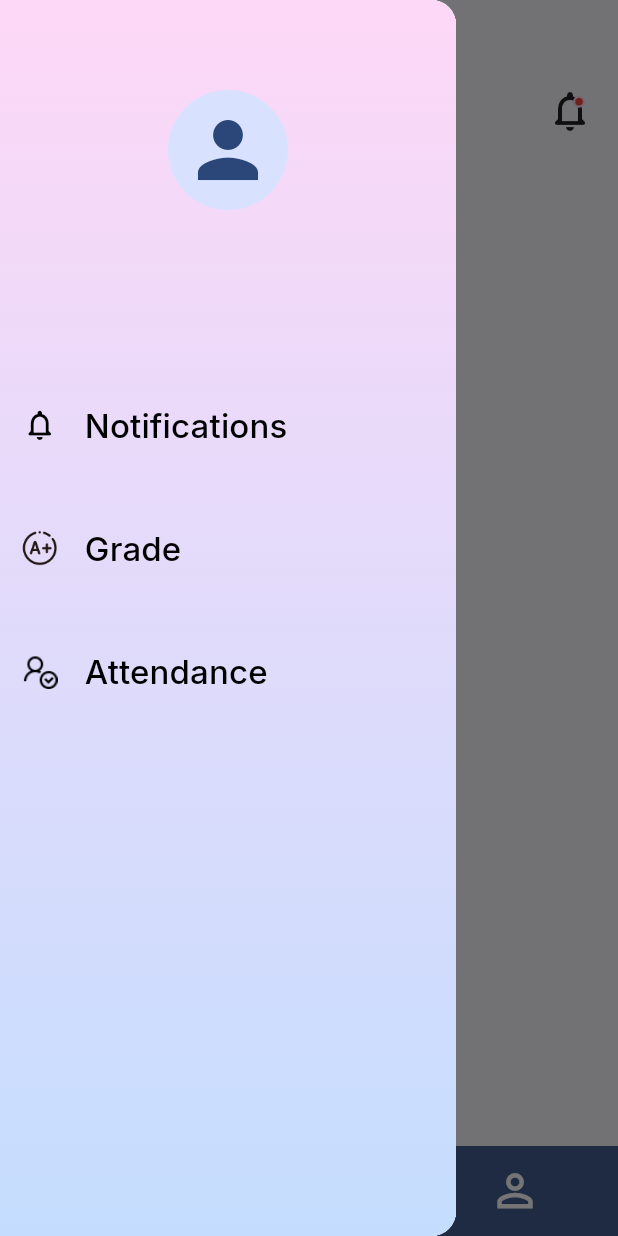
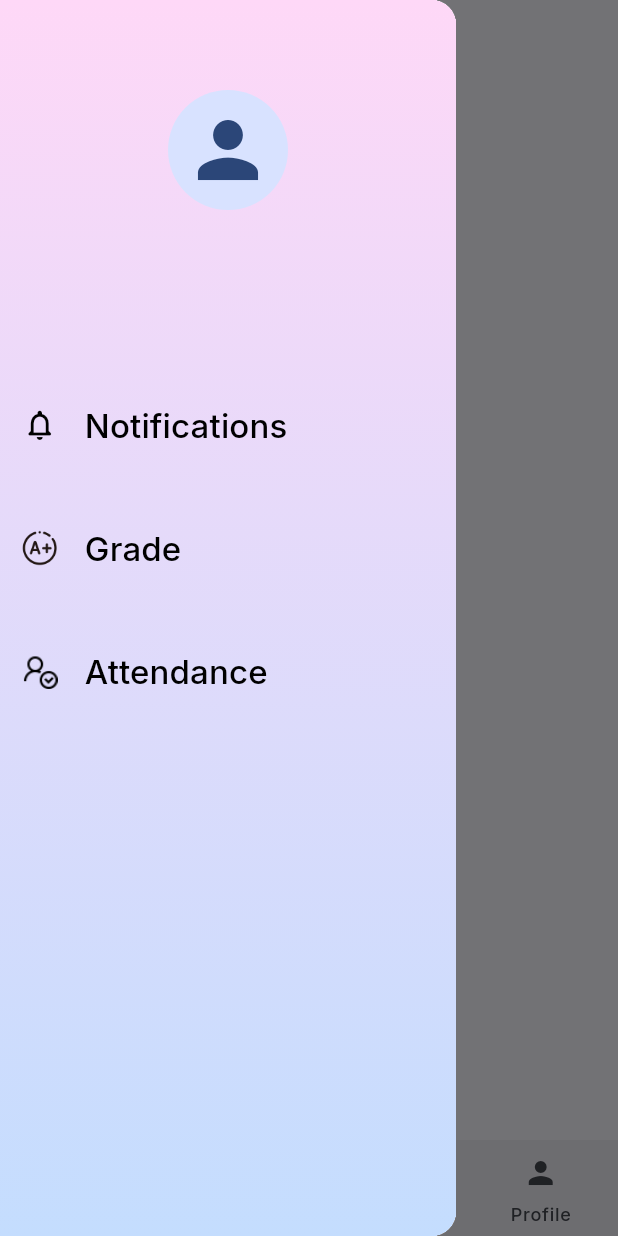
Before and after one commit to TawfeeqRifat/Student-App, a Flutter app: the HomePage screen opened directly with empty values, with the side drawer open, on a phone screen of 412 x 824 dp. Run offline on Flutter 3.47's test engine with Material 3 defaults, Android fonts, the phone set to English and light mode, and no system bars; our stand-ins replace google_fonts.

Commit message:
NavBar update

```diff
--- a/lib/Pages/forgot_password_page.dart
+++ b/lib/Pages/auth_pages/forgot_password_page.dart
@@ -1,10 +1,10 @@
 import 'package:flutter/cupertino.dart';
 import 'package:flutter/material.dart';
-import 'package:student_app/Pages/password_verify_page.dart';
+import 'package:student_app/Pages/auth_pages/password_verify_page.dart';
 import 'package:student_app/Utilities/custom_widgets.dart';
 
-import '../API/api.dart';
-import '../API/custom_functions.dart';
+import '../../API/api.dart';
+import '../../API/custom_functions.dart';
 import 'otp_page.dart';
 
 class ForgotPasswordPage extends StatefulWidget {
--- a/lib/Pages/otp_page.dart
+++ b/lib/Pages/auth_pages/otp_page.dart
@@ -1,11 +1,11 @@
 import 'dart:async';
 import 'package:flutter/cupertino.dart';
 import 'package:flutter/material.dart';
-import 'package:student_app/Pages/password_change_page.dart';
+import 'package:student_app/Pages/auth_pages/password_change_page.dart';
 import 'package:student_app/Utilities/colors.dart';
 import 'package:student_app/Utilities/custom_widgets.dart';
 
-import '../API/api.dart';
+import '../../API/api.dart';
 
 class OtpPage extends StatefulWidget {
   final setOrReset;
@@ -263,11 +263,17 @@ class _OtpBoxState extends State<OtpBox> {
           decoration: InputDecoration(
             counterText: '',
             enabledBorder: OutlineInputBorder(
-              borderSide: BorderSide(color: widget.errorMessage==null? Color(0xffE1E1E1) : Colors.redAccent),
+              borderSide: BorderSide(
+                color: widget.errorMessage!=null? Colors.redAccent : _controllers[index].value.text!=''? AppThemeColor : Color(0xffE1E1E1),
+                width: 2
+              ),
+                borderRadius: BorderRadius.circular(8),
             ),
             focusedBorder: OutlineInputBorder(
-              borderSide: BorderSide(color: AppThemeColor),
+              borderSide: BorderSide(color: AppThemeColor,width: 2),
+              borderRadius: BorderRadius.circular(8),
             ),
+
 
           ),
 
--- a/lib/Pages/verification_page.dart
+++ b/lib/Pages/auth_pages/verification_page.dart
@@ -1,5 +1,5 @@
 import 'package:flutter/material.dart';
-import '../Utilities/custom_widgets.dart';
+import '../../Utilities/custom_widgets.dart';
 
 class VerificationPage extends StatefulWidget {
   const VerificationPage({super.key});
--- a/lib/Pages/home_page.dart
+++ b/lib/Pages/home_page.dart
@@ -11,20 +11,61 @@ class HomePage extends StatefulWidget {
 }
 
 class _HomePageState extends State<HomePage> {
-  int pageIndex = 0;
 
-  final List<Widget> pages = [
-    Container(),
-    Container(),
-    Container(),
-  ];
+  int bottomIndex = 0;
+  late List<Widget> pages;
+  List<String> headlineList = ['Home',"Attendance",'Calendar','Profile'];
+  String headlineText = 'Home';
 
-  bool new_notification = true;
+  @override
+  void initState(){
+    super.initState();
+
+    pages = <Widget>[
+      Container(),
+      Container(),
+      Container(),
+      Container(),
+    ];
+  }
+
+  bool newNotification = true;
   @override
   Widget build(BuildContext context) {
     double screenHeight = MediaQuery.sizeOf(context).height;
     return Scaffold(
-      bottomNavigationBar: NavBar(context),
+
+      appBar: AppBar(title: Text(headlineText),),
+
+      bottomNavigationBar: NavigationBar(
+        height: 64,
+        onDestinationSelected: (int index){
+          setState(() {
+            bottomIndex = index;
+            headlineText = headlineList[index];
+          });
+        },
+          indicatorColor: AppThemeColor,
+          selectedIndex: bottomIndex,
+        destinations: const<Widget>[
+          NavigationDestination(
+              icon: Icon(Icons.home),
+              label: "Home"
+          ),
+          NavigationDestination(
+              icon: Icon(Icons.add),
+              label: "Attendance"
+          ),
+          NavigationDestination(
+              icon: Icon(Icons.calendar_month),
+              label: "Calendar"
+          ),
+          NavigationDestination(
+              icon: Icon(Icons.person),
+              label: "Profile"
+          ),
+        ]
+      ),
       body: Builder(
         builder: (context) =>
           ProperSizer(
@@ -33,59 +74,61 @@ class _HomePageState extends State<HomePage> {
               crossAxisAlignment: CrossAxisAlignment.start,
               children: [
                 SizedBox(height: screenHeight/18,),
-                Row(
-                  children: [
-                    GestureDetector(
-                      onTap: Scaffold.of(context).openDrawer,
-                      child: Row(
-                        children: [
-                          const CircleAvatar(
-                            radius: 28,
-                            child: Icon(
-                              Icons.person,
-                              size: 42,
-                            ),
-                          ),
-                          const SizedBox(width: 15,),
-                          Column(
-                            mainAxisAlignment: MainAxisAlignment.start,
-                            crossAxisAlignment: CrossAxisAlignment.start,
-                            children: [
-                              const Text("Welcome,"),
-                              Text(
-                                widget.name,
-                                style: const TextStyle(
-                                    fontWeight: FontWeight.w600
-                                ),
-                              ),
-                            ],
-                          ),
-                        ],
-                      ),
-                    ),
-                    const Spacer(),
-                    Stack(
-                      children: [
-                        const Icon(
-                          Icons.notifications_none_rounded,
-                          size: 32,
-                        ),
-                        new_notification ? const Positioned(
-                              right: 6,
-                              top: 6,
-                              child: CircleAvatar(
-                                backgroundColor: Color(0xfffed8f7),
-                                radius: 4,
-                                child: CircleAvatar(
-                                  backgroundColor: Colors.red,
-                                  radius: 2.5,
-                                ),
-                              )
-                          ) : const SizedBox(),
-                      ]
-                    )
-                  ],
-                )
+
+                //profile and welcome image
+                // Row(
+                //   children: [
+                //     GestureDetector(
+                //       onTap: Scaffold.of(context).openDrawer,
+                //       child: Row(
+                //         children: [
+                //           const CircleAvatar(
+                //             radius: 28,
+                //             child: Icon(
+                //               Icons.person,
+                //               size: 42,
+                //             ),
+                //           ),
+                //           const SizedBox(width: 15,),
+                //           Column(
+                //             mainAxisAlignment: MainAxisAlignment.start,
+                //             crossAxisAlignment: CrossAxisAlignment.start,
+                //             children: [
+                //               const Text("Welcome,"),
+                //               Text(
+                //                 widget.name,
+                //                 style: const TextStyle(
+                //                     fontWeight: FontWeight.w600
+                //                 ),
+                //               ),
+                //             ],
+                //           ),
+                //         ],
+                //       ),
+                //     ),
+                //     const Spacer(),
+                //     Stack(
+                //       children: [
+                //         const Icon(
+                //           Icons.notifications_none_rounded,
+                //           size: 32,
+                //         ),
+                //         newNotification ? const Positioned(
+                //               right: 6,
+                //               top: 6,
+                //               child: CircleAvatar(
+                //                 backgroundColor: Color(0xfffed8f7),
+                //                 radius: 4,
+                //                 child: CircleAvatar(
+                //                   backgroundColor: Colors.red,
+                //                   radius: 2.5,
+                //                 ),
+                //               )
+                //           ) : const SizedBox(),
+                //       ]
+                //     )
+                //   ],
+                // )
 
               ],
             ),
@@ -126,12 +169,12 @@ class _HomePageState extends State<HomePage> {
                   ],
                 ),
               ),
-              drawerTiles(tileName: "Notifications",icon: Icon(Icons.notifications_none_rounded,size: 24,color: Colors.black,)),
-              drawerTiles(
+              DrawerTiles(tileName: "Notifications",icon: Icon(Icons.notifications_none_rounded,size: 24,color: Colors.black,)),
+              DrawerTiles(
                 tileName: "Grade",
                 icon: Image.asset("assets/icons/grade.png",height: 24),
               ),
-              drawerTiles(
+              DrawerTiles(
                 tileName: "Attendance",
                 icon: Image.asset("assets/icons/attendance_icon.png",height: 24),
               )
@@ -142,81 +185,12 @@ class _HomePageState extends State<HomePage> {
     );
   }
 
-  Container NavBar(BuildContext context){
-    return Container(
-      height: 60,
-      decoration: BoxDecoration(
-        color: Theme.of(context).primaryColor,
-      ),
-      child: Row(
-        mainAxisAlignment: MainAxisAlignment.spaceAround,
-        children: [
-          IconButton(
-            enableFeedback: false,
-            onPressed: () {
-              setState(() {
-                pageIndex = 0;
-              });
-            },
-            icon:
-            pageIndex == 0
-                ? const Icon(
-              Icons.home_filled,
-              color: Colors.white,
-              size: 35,
-            )
-                : const Icon(
-              Icons.home_outlined,
-              color: Colors.white,
-              size: 35,
-            ),
-          ),
-          IconButton(
-            enableFeedback: false,
-            onPressed: () {
-              setState(() {
-                pageIndex = 1;
-              });
-            },
-            icon:
-            pageIndex == 1
-                ? const Icon(
-              Icons.widgets,
-              color: Colors.white,
-              size: 35,
-            )
-                : const Icon(
-              Icons.widgets_outlined,
-              color: Colors.white,
-              size: 35,
-            ),
-          ),
-          IconButton(
-            enableFeedback: false,
-            onPressed: () {
-              setState(() {
-                pageIndex = 3;
-              });
-            },
-            icon:
-            pageIndex == 3
-                ? const Icon(Icons.person, color: Colors.white, size: 35)
-                : const Icon(
-              Icons.person_outline,
-              color: Colors.white,
-              size: 35,
-            ),
-          ),
-        ],
-      ),
-    );
-  }
 }
 
-class drawerTiles extends StatelessWidget {
+class DrawerTiles extends StatelessWidget {
   final String tileName;
   final icon;
-  const drawerTiles({super.key,required this.tileName, required this.icon});
+  const DrawerTiles({super.key,required this.tileName, required this.icon});
 
   @override
   Widget build(BuildContext context) {
--- a/lib/main.dart
+++ b/lib/main.dart
@@ -1,7 +1,7 @@
 import 'package:flutter/material.dart';
 import 'package:google_fonts/google_fonts.dart';
 
-import 'Pages/login_page.dart';
+import 'Pages/auth_pages/login_page.dart';
 import 'Utilities/colors.dart';
 
 void main() {
```
Also changed, not shown: lib/Pages/auth_pages/login_page.dart (renamed from lib/Pages/login_page.dart, +4 -4 lines), lib/Pages/auth_pages/password_verify_page.dart (renamed from lib/Pages/password_verify_page.dart, +5 -5 lines), lib/Pages/auth_pages/password_change_page.dart (renamed from lib/Pages/password_change_page.dart).
